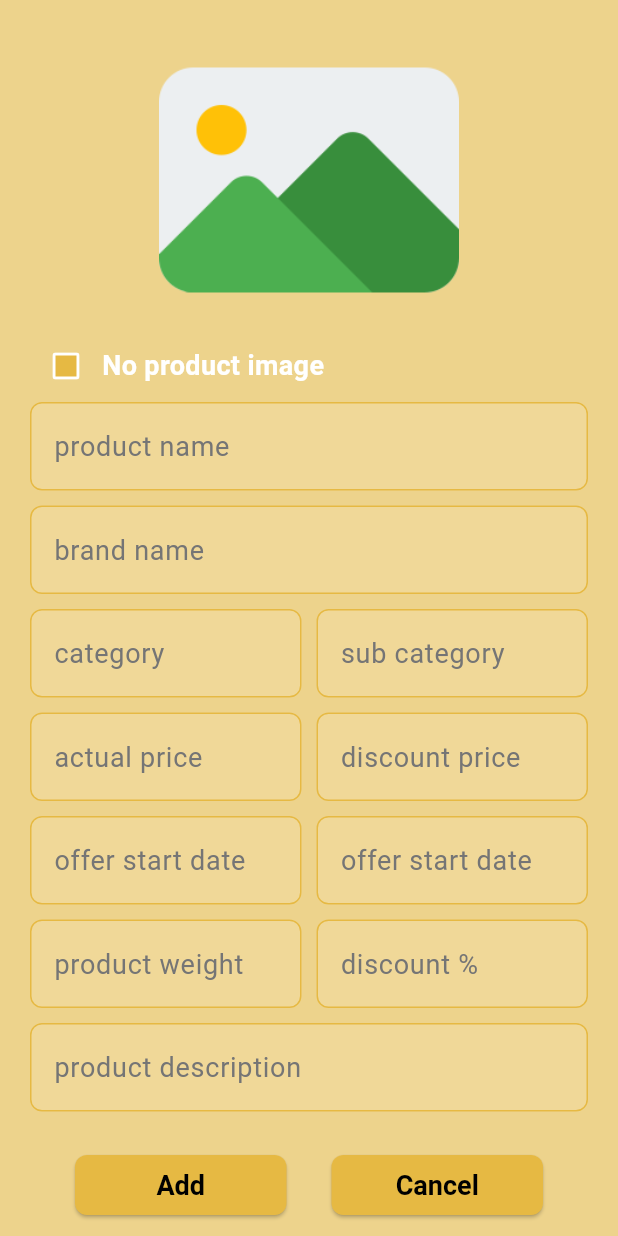
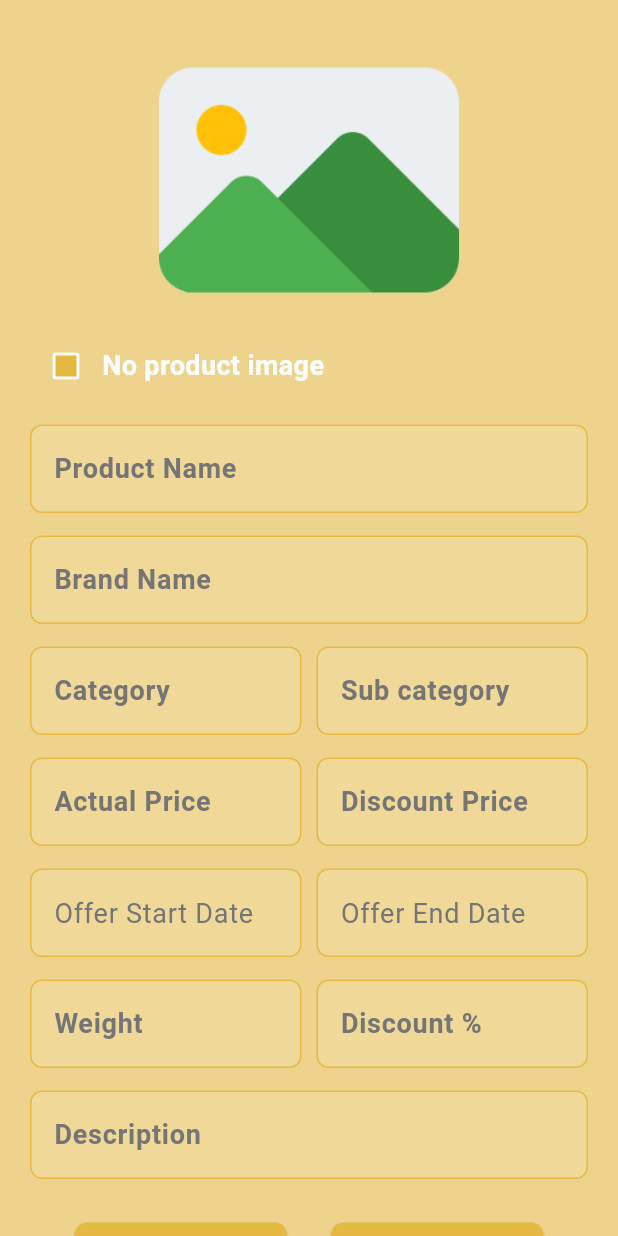
Before and after one commit to Kamal1701/oays_flutter, a Flutter app: the OAYSAddOfferScreen widget shown alone on an empty page, opened directly, on a phone screen of 412 x 824 dp. Run offline on Flutter 3.47's test engine with Material 2 defaults, Android fonts, the phone set to English and light mode, and no system bars; our stand-ins replace cloud_firestore, firebase_auth, firebase_core, firebase_storage, get, image_picker and 1 more; missing offline and left inert: dart:ffi; accounts and stored records are empty.

```diff
--- a/lib/components/oays_textfields.dart
+++ b/lib/components/oays_textfields.dart
@@ -1,4 +1,5 @@
 import 'package:flutter/material.dart';
+import 'package:oays/utils/helpers/color_constant.dart';
 
 class OAYSCustomTextField extends StatelessWidget {
   final TextEditingController controller;
@@ -21,8 +22,12 @@ class OAYSCustomTextField extends StatelessWidget {
         controller: controller,
         obscureText: obscureText,
         decoration: InputDecoration(
-          hintText: hintText,
-        ),
+            // hintText: hintText,
+            labelText: hintText,
+            labelStyle: TextStyle(
+                fontSize: 18,
+                fontWeight: FontWeight.bold,
+                color: hintTextColor)),
         style: const TextStyle(
           fontSize: 18,
           color: Colors.black,
--- a/lib/screens/oays_add_offer_screen.dart
+++ b/lib/screens/oays_add_offer_screen.dart
@@ -21,8 +21,6 @@ class OAYSAddOfferScreen extends StatefulWidget {
 
 class _OAYSAddOfferScreenState extends State<OAYSAddOfferScreen> {
   final controller = Get.put(OAYSAddOfferController());
-
-  DateTime _dateTime = DateTime.now();
 
   @override
   Widget build(BuildContext context) {
@@ -51,7 +49,13 @@ class _OAYSAddOfferScreenState extends State<OAYSAddOfferScreen> {
                   addVerticalSpace(20),
                   GestureDetector(
                     onTap: controller.isGestureTapDisabled.value
-                        ? null
+                        ? (() => Get.snackbar(
+                              'Info',
+                              'To add image, please uncheck no product image.',
+                              snackPosition: SnackPosition.BOTTOM,
+                              colorText: Colors.black,
+                              backgroundColor: boxFillColor,
+                            ))
                         : () async {
                             controller.productImagePath.value =
                                 await _selectImageFromGallery();
@@ -101,18 +105,19 @@ class _OAYSAddOfferScreenState extends State<OAYSAddOfferScreen> {
                       ),
                     ],
                   ),
+                  addVerticalSpace(15),
                   OAYSCustomTextField(
                     controller: controller.offerProductNameController,
-                    hintText: "product name",
+                    hintText: "Product Name",
                     obscureText: false,
                   ),
-                  addVerticalSpace(10),
+                  addVerticalSpace(15),
                   OAYSCustomTextField(
                     controller: controller.offerProductBrandController,
-                    hintText: "brand name",
+                    hintText: "Brand Name",
                     obscureText: false,
                   ),
-                  addVerticalSpace(10),
+                  addVerticalSpace(15),
                   Row(
                     children: [
                       Expanded(
@@ -121,7 +126,7 @@ class _OAYSAddOfferScreenState extends State<OAYSAddOfferScreen> {
                           child: OAYSCustomTextField(
                             controller:
                                 controller.offerProductCategoryController,
-                            hintText: "category",
+                            hintText: "Category",
                             obscureText: false,
                           ),
                         ),
@@ -132,14 +137,14 @@ class _OAYSAddOfferScreenState extends State<OAYSAddOfferScreen> {
                           child: OAYSCustomTextField(
                             controller:
                                 controller.offerProductSubCategoryController,
-                            hintText: "sub category",
+                            hintText: "Sub category",
                             obscureText: false,
                           ),
                         ),
                       ),
                     ],
                   ),
-                  addVerticalSpace(10),
+                  addVerticalSpace(15),
                   Row(
                     children: [
                       Expanded(
@@ -148,7 +153,7 @@ class _OAYSAddOfferScreenState extends State<OAYSAddOfferScreen> {
                           child: OAYSCustomTextField(
                             controller:
                                 controller.offerProductActualPriceController,
-                            hintText: "actual price",
+                            hintText: "Actual Price",
                             obscureText: false,
                           ),
                         ),
@@ -159,14 +164,14 @@ class _OAYSAddOfferScreenState extends State<OAYSAddOfferScreen> {
                           child: OAYSCustomTextField(
                             controller:
                                 controller.offerProductDiscountPriceController,
-                            hintText: "discount price",
+                            hintText: "Discount Price",
                             obscureText: false,
                           ),
                         ),
                       ),
                     ],
                   ),
-                  addVerticalSpace(10),
+                  addVerticalSpace(15),
                   Row(
                     children: [
                       Expanded(
@@ -176,7 +181,7 @@ class _OAYSAddOfferScreenState extends State<OAYSAddOfferScreen> {
                             style: const TextStyle(
                                 fontSize: 18, color: Colors.black),
                             decoration: InputDecoration(
-                              hintText: 'offer start date',
+                              hintText: 'Offer Start Date',
                               hintStyle: TextStyle(
                                 fontSize: 18,
                                 color: hintTextColor,
@@ -186,11 +191,19 @@ class _OAYSAddOfferScreenState extends State<OAYSAddOfferScreen> {
                                 controller.offerProductStartDateController,
                             readOnly: true,
                             onTap: () async {
-                              _showDatePicker();
-                              if (_dateTime != null) {
-                                controller.offerProductStartDateController
-                                    .text = _getFormattedDate(_dateTime);
-                              }
+                              // _showDatePicker(context);
+                              final startDate = await showDatePicker(
+                                context: context,
+                                initialDate: DateTime.now(),
+                                firstDate: DateTime.now()
+                                    .subtract(const Duration(days: 0)),
+                                lastDate: DateTime(2099),
+                              );
+
+                              controller.offerProductStartDateController.text =
+                                  startDate == null
+                                      ? ''
+                                      : _getFormattedDate(startDate);
                             },
                           ),
                         ),
@@ -202,7 +215,7 @@ class _OAYSAddOfferScreenState extends State<OAYSAddOfferScreen> {
                             style: const TextStyle(
                                 fontSize: 18, color: Colors.black),
                             decoration: InputDecoration(
-                              hintText: 'offer start date',
+                              hintText: 'Offer End Date',
                               hintStyle: TextStyle(
                                 fontSize: 18,
                                 color: hintTextColor,
@@ -212,18 +225,25 @@ class _OAYSAddOfferScreenState extends State<OAYSAddOfferScreen> {
                                 controller.offerProductEndDateController,
                             readOnly: true,
                             onTap: () async {
-                              _showDatePicker();
-                              if (_dateTime != null) {
-                                controller.offerProductEndDateController.text =
-                                    _getFormattedDate(_dateTime);
-                              }
+                              final endDate = await showDatePicker(
+                                context: context,
+                                initialDate: DateTime.now(),
+                                firstDate: DateTime.now()
+                                    .subtract(const Duration(days: 0)),
+                                lastDate: DateTime(2099),
+                              );
+
+                              controller.offerProductEndDateController.text =
+                                  endDate == null
+                                      ? ''
+                                      : _getFormattedDate(endDate);
                             },
                           ),
                         ),
                       ),
                     ],
                   ),
-                  addVerticalSpace(10),
+                  addVerticalSpace(15),
                   Row(
                     children: [
                       Expanded(
@@ -231,7 +251,7 @@ class _OAYSAddOfferScreenState extends State<OAYSAddOfferScreen> {
                           padding: const EdgeInsets.fromLTRB(0, 0, 5, 0),
                           child: OAYSCustomTextField(
                             controller: controller.offerProductWeightController,
-                            hintText: "product weight",
+                            hintText: "Weight",
                             obscureText: false,
                           ),
                         ),
@@ -242,21 +262,23 @@ class _OAYSAddOfferScreenState extends State<OAYSAddOfferScreen> {
                           child: OAYSCustomTextField(
                             controller: controller
                                 .offerProductDiscountPercentController,
-                            hintText: "discount %",
+                            hintText: "Discount %",
                             obscureText: false,
                           ),
                         ),
                       ),
                     ],
                   ),
-                  addVerticalSpace(10),
+                  addVerticalSpace(15),
                   TextField(
                     controller: controller.offerProductDescriptionController,
-                    decoration: const InputDecoration(
-                      // labelText: "product descrtion",
-                      // floatingLabelAlignment: FloatingLabelAlignment.start,
-                      hintText: "product description",
-                    ),
+                    decoration: InputDecoration(
+                        hintText: 'Description',
+                        labelText: 'Description',
+                        labelStyle: TextStyle(
+                            fontSize: 18,
+                            fontWeight: FontWeight.bold,
+                            color: hintTextColor)),
                     style: const TextStyle(color: Colors.black, fontSize: 18.0),
                   ),
                   addVerticalSpace(25),
@@ -280,10 +302,16 @@ class _OAYSAddOfferScreenState extends State<OAYSAddOfferScreen> {
                                 );
                                 setState(() {
                                   controller.isProductSuccess.value = false;
-                                  controller.isNoProductImageChecked.value =
-                                      false;
-                                  controller.productImagePath.value = '';
-                                  controller.isGestureTapDisabled.value = false;
+                                  // controller.isNoProductImageChecked.value =
+                                  //     false;
+                                  if (value.contains('Successfully')) {
+                                    print(value);
+                                    controller.productImagePath.value = '';
+                                    controller.isGestureTapDisabled.value =
+                                        false;
+                                    controller.isNoProductImageChecked.value =
+                                        false;
+                                  }
                                 });
                               });
                             },
@@ -344,18 +372,30 @@ class _OAYSAddOfferScreenState extends State<OAYSAddOfferScreen> {
     }
   }
 
-  _showDatePicker() {
-    showDatePicker(
-      context: context,
-      initialDate: DateTime.now(),
-      firstDate: DateTime(2023),
-      lastDate: DateTime(2099),
-    ).then((value) {
-      setState(() {
-        _dateTime = value!;
-      });
-    });
-  }
+  // _showDatePicker(BuildContext context) async {
+  //   // showDatePicker(
+  //   //   context: context,
+  //   //   initialDate: DateTime.now(),
+  //   //   firstDate: DateTime(2023),
+  //   //   lastDate: DateTime(2099),
+  //   // ).then((value) {
+  //   //   setState(() {
+  //   //     _dateTime = value!;
+  //   //   });
+  //   // });
+  //   final selectedDate = await showDatePicker(
+  //     context: context,
+  //     initialDate: DateTime.now(),
+  //     firstDate: DateTime(2023),
+  //     lastDate: DateTime(2099),
+  //   );
+
+  //   if (selectedDate != null) {
+  //     setState(() {
+  //       _dateTime = selectedDate;
+  //     });
+  //   }
+  // }
 
   _getFormattedDate(DateTime dateTime) {
     return DateFormat('dd-MM-yyyy').format(dateTime);
--- a/lib/screens/oays_signin_screen.dart
+++ b/lib/screens/oays_signin_screen.dart
@@ -80,13 +80,13 @@ class _OAYSSignInScreenState extends State<OAYSSignInScreen> {
                     addVerticalSpace(30),
                     OAYSCustomTextField(
                       controller: controller.emailAddress,
-                      hintText: "user email",
+                      hintText: "Email Address",
                       obscureText: false,
                     ),
                     addVerticalSpace(10),
                     OAYSCustomTextField(
                       controller: controller.password,
-                      hintText: "password",
+                      hintText: "Password",
                       obscureText: true,
                     ),
                     // addVerticalSpace(0),
```
Also changed, not shown: lib/controllers/oays_add_offer_screen_controller.dart (+13 -18 lines), lib/controllers/oays_merchant_view_offer_screen_controller.dart (added, +10 -0 lines), lib/screens/oays_forgot_password_screen.dart (+9 -3 lines), lib/screens/oays_merchant_signup_screen.dart (+9 -9 lines), lib/screens/oays_merchant_view_offer_screen.dart (+16 -2 lines), lib/screens/oays_signup_screen.dart (+4 -4 lines), lib/services/database_services.dart (+23 -0 lines).
